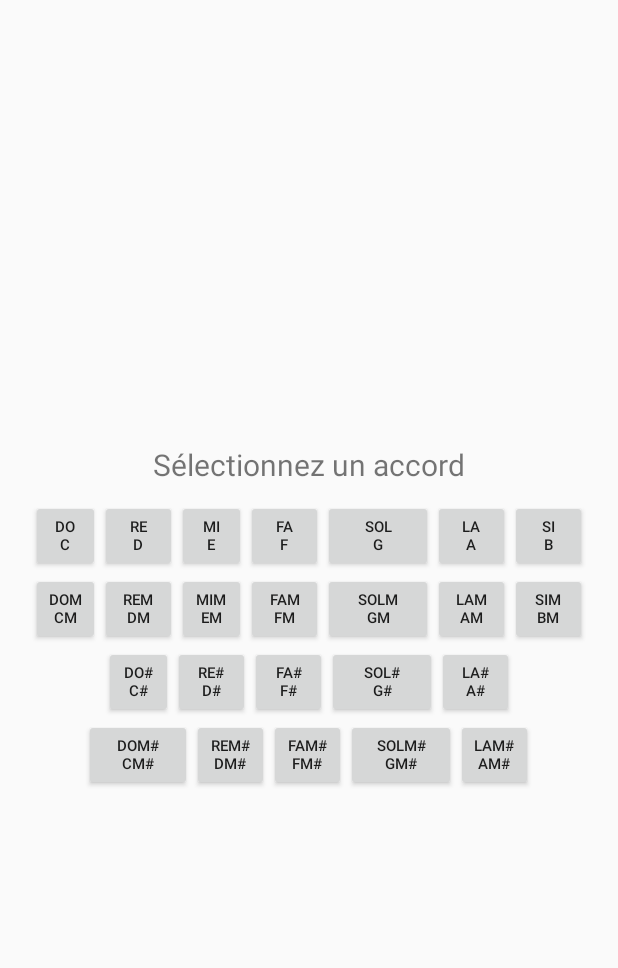
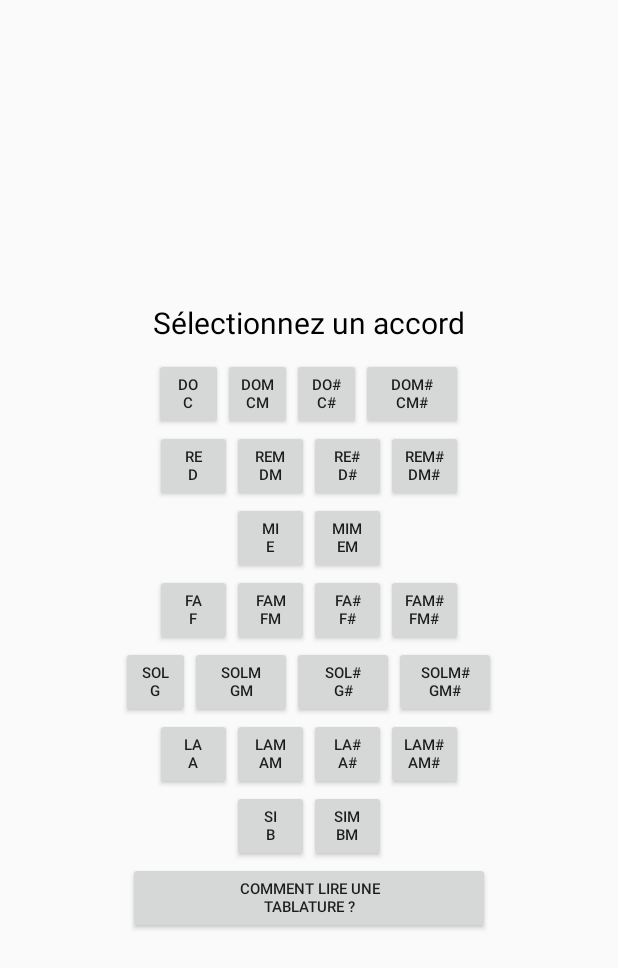
Before and after one commit to Kilian-Pichard/ZicAll, an Android app: the layout popup_choix_accord.xml on its own in the app's theme, with its tools: preview values and no code run, on a phone screen of 412 x 824 dp. Shown: the top 968 px of the screen. Run offline under Robolectric (Android 15) with nearby library versions, the phone set to English and light mode, and no system bars.

Commit message:
Ajout des accords de la chanson dans l'entrainement, amélioration du popup choix accord et ajout de finish dans certains onclicks

```diff
--- a/app/src/main/java/iutbayonne/projet/zicall/ApprentissageGuitarePackage/Accord.java
+++ b/app/src/main/java/iutbayonne/projet/zicall/ApprentissageGuitarePackage/Accord.java
@@ -41,6 +41,7 @@ public enum Accord {
         this.audioAccord = audioAccord;
     }
 
+
     public String getNomAccord() {
         return nomAccord;
     }
--- a/app/src/main/java/iutbayonne/projet/zicall/ApprentissageGuitarePackage/Chanson.java
+++ b/app/src/main/java/iutbayonne/projet/zicall/ApprentissageGuitarePackage/Chanson.java
@@ -1,7 +1,9 @@
 package iutbayonne.projet.zicall.ApprentissageGuitarePackage;
 
 import android.app.ActionBar;
+import android.app.Activity;
 import android.content.Context;
+import android.media.Image;
 import android.os.Build;
 import android.view.View;
 import android.view.ViewGroup;
@@ -14,19 +16,23 @@ import androidx.annotation.RequiresApi;
 import iutbayonne.projet.zicall.R;
 
 public enum Chanson {
-    BELLA_CIAO("Bella ciao", "Chant des partisans italiens \n interprété par Samuel et Thomas Nadal", R.raw.bella_ciao, new int[]{R.drawable.bella_ciao_1, R.drawable.bella_ciao_2, R.drawable.bella_ciao_3, R.drawable.bella_ciao_4, R.drawable.bella_ciao_5, R.drawable.bella_ciao_6});
+    BELLA_CIAO("Bella ciao", "Chant des partisans italiens \n interprété par Samuel et Thomas Nadal", R.raw.bella_ciao,
+                    new int[]{R.drawable.bella_ciao_1, R.drawable.bella_ciao_2, R.drawable.bella_ciao_3, R.drawable.bella_ciao_4, R.drawable.bella_ciao_5, R.drawable.bella_ciao_6},
+                    new Accord[]{Accord.LA_MINEUR, Accord.MI, Accord.RE_MINEUR}
+               );
 
     private String titreChanson;
     private String informationsSupplementaires;
     private int audioChanson;
     private int[] imagesParolesChanson;
+    private Accord[] accords;
 
-    Chanson(String titreChanson, String informationsSupplementaires, int audioChanson, int[] imagesParolesChanson) {
+    Chanson(String titreChanson, String informationsSupplementaires, int audioChanson, int[] imagesParolesChanson, Accord[] accords) {
         this.titreChanson = titreChanson;
         this.informationsSupplementaires = informationsSupplementaires;
         this.audioChanson = audioChanson;
         this.imagesParolesChanson = imagesParolesChanson;
-
+        this.accords = accords;
     }
 
     public String getTitreChanson() {
@@ -61,11 +67,20 @@ public enum Chanson {
         this.imagesParolesChanson = imagesParolesChanson;
     }
 
+    public Accord[] getAccords() {
+        return accords;
+    }
+
+    public void setAccords(Accord[] accords) {
+        this.accords = accords;
+    }
+
     @RequiresApi(api = Build.VERSION_CODES.JELLY_BEAN_MR1)
     public void afficher(LinearLayout layout, Chanson chanson, Context context){
         afficherTitre(layout, chanson, context);
         afficherInfos(layout, chanson, context);
         afficherParoles(layout, chanson, context);
+        afficherAccords(layout, context);
     }
 
     @RequiresApi(api = Build.VERSION_CODES.JELLY_BEAN_MR1)
@@ -93,10 +108,23 @@ public enum Chanson {
             nouvelleImage.setBackgroundResource(imageCourante);
             layout.addView(nouvelleImage);
         }
-        ImageView nouvelleImage = new ImageView(context);
-        ViewGroup.LayoutParams parametres = new ActionBar.LayoutParams(ViewGroup.LayoutParams.WRAP_CONTENT, 200);
-        nouvelleImage.setLayoutParams(parametres);
-        nouvelleImage.setBackgroundResource(R.drawable.image_vide_paroles_chanson_pour_decalage_boutton);
-        layout.addView(nouvelleImage);
+    }
+
+    public void afficherAccords(LinearLayout layout, Context context){
+
+        for (Accord accordCourant : getAccords()){
+            ImageView nouvelleImage = new ImageView(context);
+            ViewGroup.LayoutParams parametres = new ActionBar.LayoutParams(ViewGroup.LayoutParams.WRAP_CONTENT, ViewGroup.LayoutParams.WRAP_CONTENT);
+            nouvelleImage.setLayoutParams(parametres);
+            nouvelleImage.setBackgroundResource(accordCourant.getImageAccord());
+            layout.addView(nouvelleImage);
+
+            //pour éviter que les bouttons du bas ne soient sur les paroles en bas de page
+            nouvelleImage = new ImageView(context);
+            parametres = new ActionBar.LayoutParams(ViewGroup.LayoutParams.WRAP_CONTENT, ViewGroup.LayoutParams.WRAP_CONTENT);
+            nouvelleImage.setLayoutParams(parametres);
+            nouvelleImage.setBackgroundResource(R.drawable.image_vide_paroles_chanson_pour_decalage_boutton);
+            layout.addView(nouvelleImage);
+        }
     }
 }
--- a/app/src/main/java/iutbayonne/projet/zicall/ApprentissageGuitarePackage/Chanson_entrainement_guitare.java
+++ b/app/src/main/java/iutbayonne/projet/zicall/ApprentissageGuitarePackage/Chanson_entrainement_guitare.java
@@ -78,6 +78,7 @@ public class Chanson_entrainement_guitare extends AppCompatActivity
         audioChanson.release();
         audioChanson = null;
 
+        this.finish();
         startActivity(otherActivity);
     }
 
--- a/app/src/main/java/iutbayonne/projet/zicall/ApprentissageGuitarePackage/Choix_chanson_entrainement_guitare.java
+++ b/app/src/main/java/iutbayonne/projet/zicall/ApprentissageGuitarePackage/Choix_chanson_entrainement_guitare.java
@@ -18,6 +18,7 @@ public class Choix_chanson_entrainement_guitare extends AppCompatActivity {
     public void accederChanson(View view) {
         Intent otherActivity;
         otherActivity = new Intent(getApplicationContext(), Chanson_entrainement_guitare.class);
+        this.finish();
         startActivity(otherActivity);
     }
 
--- a/app/src/main/java/iutbayonne/projet/zicall/ApprentissageGuitarePackage/PopupChoixAccord.java
+++ b/app/src/main/java/iutbayonne/projet/zicall/ApprentissageGuitarePackage/PopupChoixAccord.java
@@ -9,8 +9,9 @@ public class PopupChoixAccord extends Dialog {
 
     public Button doMajeur,re,mi,fa,sol,la,si,
                     doMineur,reMineur,miMineur,faMineur,solMineur,laMineur,siMineur,
-                    doDiese,reDiese,miDiese,faDiese,solDiese,laDiese,siDiese,
-                    doMineurDiese,reMineurDiese,miMineurDiese,faMineurDiese,solMineurDiese,laMineurDiese,siMineurDiese;
+                    doDiese,reDiese,faDiese,solDiese,laDiese,
+                    doMineurDiese,reMineurDiese,faMineurDiese,solMineurDiese,laMineurDiese,
+                    aide;
 
     public PopupChoixAccord(Activity activity){
         super(activity, R.style.Theme_AppCompat_Dialog);
@@ -40,6 +41,7 @@ public class PopupChoixAccord extends Dialog {
         this.faMineurDiese = findViewById(R.id.btnFamD);
         this.solMineurDiese = findViewById(R.id.btnSolmD);
         this.laMineurDiese = findViewById(R.id.btnLamD);
+        this.aide = findViewById(R.id.aide);
     }
 
     public void build()
--- a/app/src/main/java/iutbayonne/projet/zicall/ApprentissageGuitarePackage/Recapitulatif_des_accords.java
+++ b/app/src/main/java/iutbayonne/projet/zicall/ApprentissageGuitarePackage/Recapitulatif_des_accords.java
@@ -327,6 +327,14 @@ public class Recapitulatif_des_accords extends AppCompatActivity {
             }
         });
 
+        unPopup.aide.setOnClickListener(new View.OnClickListener() {
+            @Override
+            public void onClick(View v) {
+                changerAccord(24);
+                unPopup.dismiss();
+            }
+        });
+
 
     }
 
--- a/app/src/main/java/iutbayonne/projet/zicall/ApprentissagePiano.java
+++ b/app/src/main/java/iutbayonne/projet/zicall/ApprentissagePiano.java
@@ -254,6 +254,7 @@ public class ApprentissagePiano extends AppCompatActivity {
     {
         Intent otherActivity;
         otherActivity = new Intent(getApplicationContext(), Choix_melodie_entrainement_piano.class);
+        this.finish();
         startActivity(otherActivity);
     }
 
--- a/app/src/main/java/iutbayonne/projet/zicall/ApprentissagePianoPackage/MelodiePackage/Choix_melodie_entrainement_piano.java
+++ b/app/src/main/java/iutbayonne/projet/zicall/ApprentissagePianoPackage/MelodiePackage/Choix_melodie_entrainement_piano.java
@@ -23,6 +23,7 @@ public class Choix_melodie_entrainement_piano extends AppCompatActivity {
     {
         Intent otherActivity;
         otherActivity = new Intent(getApplicationContext(), ApprentissagePiano.class);
+        this.finish();
         startActivity(otherActivity);
     }
 
--- a/app/src/main/res/layout/activity_chanson_entrainement_guitare.xml
+++ b/app/src/main/res/layout/activity_chanson_entrainement_guitare.xml
@@ -68,6 +68,7 @@
             android:id="@+id/layoutAffichageChanson"
             android:layout_width="match_parent"
             android:layout_height="match_parent"
+            android:gravity="center"
             android:orientation="vertical">
 
         </LinearLayout>
--- a/app/src/main/res/layout/popup_choix_accord.xml
+++ b/app/src/main/res/layout/popup_choix_accord.xml
@@ -9,12 +9,13 @@
         android:layout_width="wrap_content"
         android:layout_height="wrap_content"
         android:layout_gravity="center"
+        android:textColor="#FF000000"
         android:text="Sélectionnez un accord"
         android:textSize="20dp"
         android:layout_marginBottom="10sp"/>
 
     <LinearLayout
-        android:id="@+id/linearLayoutAccordsMajeurs"
+        android:id="@+id/linearLayoutDo"
         android:layout_width="match_parent"
         android:layout_height="wrap_content"
         android:orientation="horizontal"
@@ -28,61 +29,42 @@
             android:textSize="10dp" />
 
         <Button
+            android:id="@+id/btnDom"
+            android:layout_width="46dp"
+            android:layout_height="wrap_content"
+            android:text="Dom\nCm"
+            android:textSize="10dp" />
+
+        <Button
+            android:id="@+id/btnDoD"
+            android:layout_width="46dp"
+            android:layout_height="wrap_content"
+            android:text="Do#\nC#"
+            android:textSize="10dp" />
+
+
+        <Button
+            android:id="@+id/btnDomD"
+            android:layout_width="68dp"
+            android:layout_height="wrap_content"
+            android:text="Dom#\nCm#"
+            android:textSize="10dp" />
+
+
+    </LinearLayout>
+
+    <LinearLayout
+        android:id="@+id/linearLayoutRe"
+        android:layout_width="match_parent"
+        android:layout_height="wrap_content"
+        android:orientation="horizontal"
+        android:gravity="center">
+
+        <Button
             android:id="@+id/btnRe"
             android:layout_width="51dp"
             android:layout_height="wrap_content"
             android:text="Re\nD"
-            android:textSize="10dp" />
-
-        <Button
-            android:id="@+id/btnMi"
-            android:layout_width="46dp"
-            android:layout_height="wrap_content"
-            android:text="Mi\nE"
-            android:textSize="10dp" />
-
-        <Button
-            android:id="@+id/btnFa"
-            android:layout_width="51dp"
-            android:layout_height="wrap_content"
-            android:text="Fa\nF"
-            android:textSize="10dp" />
-
-        <Button
-            android:id="@+id/btnSol"
-            android:layout_width="73dp"
-            android:layout_height="wrap_content"
-            android:text="Sol\nG"
-            android:textSize="10dp" />
-
-        <Button
-            android:id="@+id/btnLa"
-            android:layout_width="51dp"
-            android:layout_height="wrap_content"
-            android:text="La\nA"
-            android:textSize="10dp" />
-
-        <Button
-            android:id="@+id/btnSi"
-            android:layout_width="51dp"
-            android:layout_height="wrap_content"
-            android:text="Si\nB"
-            android:textSize="10dp" />
-
-    </LinearLayout>
-
-    <LinearLayout
-        android:id="@+id/linearLayoutAccordsMineurs"
-        android:layout_width="413dp"
-        android:layout_height="49dp"
-        android:orientation="horizontal"
-        android:gravity="center">
-
-        <Button
-            android:id="@+id/btnDom"
-            android:layout_width="46dp"
-            android:layout_height="wrap_content"
-            android:text="Dom\nCm"
             android:textSize="10dp" />
 
         <Button
@@ -93,10 +75,59 @@
             android:textSize="10dp" />
 
         <Button
+            android:id="@+id/btnReD"
+            android:layout_width="51dp"
+            android:layout_height="wrap_content"
+            android:text="Re#\nD#"
+            android:textSize="10dp" />
+
+
+
+        <Button
+            android:id="@+id/btnRemD"
+            android:layout_width="51dp"
+            android:layout_height="wrap_content"
+            android:text="Rem#\nDm#"
+            android:textSize="10dp" />
+
+
+    </LinearLayout>
+
+    <LinearLayout
+        android:id="@+id/linearLayoutMi"
+        android:layout_width="match_parent"
+        android:layout_height="wrap_content"
+        android:orientation="horizontal"
+        android:gravity="center">
+
+        <Button
+            android:id="@+id/btnMi"
+            android:layout_width="51dp"
+            android:layout_height="wrap_content"
+            android:text="Mi\nE"
+            android:textSize="10dp" />
+
+        <Button
             android:id="@+id/btnMim"
-            android:layout_width="46dp"
+            android:layout_width="51dp"
             android:layout_height="wrap_content"
             android:text="Mim\nEm"
+            android:textSize="10dp" />
+
+    </LinearLayout>
+
+    <LinearLayout
+        android:id="@+id/linearLayoutFa"
+        android:layout_width="match_parent"
+        android:layout_height="wrap_content"
+        android:orientation="horizontal"
+        android:gravity="center">
+
+        <Button
+            android:id="@+id/btnFa"
+            android:layout_width="51dp"
+            android:layout_height="wrap_content"
+            android:text="Fa\nF"
             android:textSize="10dp" />
 
         <Button
@@ -107,10 +138,77 @@
             android:textSize="10dp" />
 
         <Button
+            android:id="@+id/btnFaD"
+            android:layout_width="51dp"
+            android:layout_height="wrap_content"
+            android:text="Fa#\nF#"
+            android:textSize="10dp" />
+
+
+
+        <Button
+            android:id="@+id/btnFamD"
+            android:layout_width="51dp"
+            android:layout_height="wrap_content"
+            android:text="Fam#\nFm#"
+            android:textSize="10dp" />
+
+
+    </LinearLayout>
+
+
+
+    <LinearLayout
+        android:id="@+id/linearLayoutSol"
+        android:layout_width="match_parent"
+        android:layout_height="wrap_content"
+        android:orientation="horizontal"
+        android:gravity="center">
+
+        <Button
+            android:id="@+id/btnSol"
+            android:layout_width="46dp"
+            android:layout_height="wrap_content"
+            android:text="Sol\nG"
+            android:textSize="10dp" />
+
+        <Button
             android:id="@+id/btnSolm"
-            android:layout_width="73dp"
+            android:layout_width="68dp"
             android:layout_height="wrap_content"
             android:text="Solm\nGm"
+            android:textSize="10dp" />
+
+        <Button
+            android:id="@+id/btnSolD"
+            android:layout_width="68dp"
+            android:layout_height="wrap_content"
+            android:text="Sol#\nG#"
+            android:textSize="10dp" />
+
+
+        <Button
+            android:id="@+id/btnSolmD"
+            android:layout_width="68dp"
+            android:layout_height="wrap_content"
+            android:text="Solm#\nGm#"
+            android:textSize="10dp" />
+
+
+    </LinearLayout>
+
+    <LinearLayout
+        android:id="@+id/linearLayoutLa"
+        android:layout_width="match_parent"
+        android:layout_height="wrap_content"
+        android:orientation="horizontal"
+        android:gravity="center">
+
+        <Button
+            android:id="@+id/btnLa"
+            android:layout_width="51dp"
+            android:layout_height="wrap_content"
+            android:text="La\nA"
             android:textSize="10dp" />
 
         <Button
@@ -118,6 +216,39 @@
             android:layout_width="51dp"
             android:layout_height="wrap_content"
             android:text="Lam\nAm"
+            android:textSize="10dp" />
+
+        <Button
+            android:id="@+id/btnLaD"
+            android:layout_width="51dp"
+            android:layout_height="wrap_content"
+            android:text="La#\nA#"
+            android:textSize="10dp" />
+
+
+
+        <Button
+            android:id="@+id/btnLamD"
+            android:layout_width="51dp"
+            android:layout_height="wrap_content"
+            android:text="Lam#\nAm#"
+            android:textSize="10dp" />
+
+
+    </LinearLayout>
+
+    <LinearLayout
+        android:id="@+id/linearLayoutSi"
+        android:layout_width="match_parent"
+        android:layout_height="wrap_content"
+        android:orientation="horizontal"
+        android:gravity="center">
+
+        <Button
+            android:id="@+id/btnSi"
+            android:layout_width="51dp"
+            android:layout_height="wrap_content"
+            android:text="Si\nB"
             android:textSize="10dp" />
 
         <Button
@@ -129,88 +260,19 @@
 
     </LinearLayout>
 
+
     <LinearLayout
-        android:id="@+id/linearLayoutAccorsMajeursDieses"
+        android:id="@+id/linearLayoutAide"
         android:layout_width="match_parent"
         android:layout_height="wrap_content"
-        android:gravity="center">
-
-        <Button
-            android:id="@+id/btnDoD"
-            android:layout_width="46dp"
-            android:layout_height="wrap_content"
-            android:text="Do#\nC#"
-            android:textSize="10dp" />
-
-        <Button
-            android:id="@+id/btnReD"
-            android:layout_width="51dp"
-            android:layout_height="wrap_content"
-            android:text="Re#\nD#"
-            android:textSize="10dp" />
-
-        <Button
-            android:id="@+id/btnFaD"
-            android:layout_width="51dp"
-            android:layout_height="wrap_content"
-            android:text="Fa#\nF#"
-            android:textSize="10dp" />
-
-        <Button
-            android:id="@+id/btnSolD"
-            android:layout_width="73dp"
-            android:layout_height="wrap_content"
-            android:text="Sol#\nG#"
-            android:textSize="10dp" />
-
-        <Button
-            android:id="@+id/btnLaD"
-            android:layout_width="51dp"
-            android:layout_height="wrap_content"
-            android:text="La#\nA#"
-            android:textSize="10dp" />
-
-    </LinearLayout>
-
-    <LinearLayout
-        android:layout_width="413dp"
-        android:layout_height="49dp"
         android:orientation="horizontal"
         android:gravity="center">
 
         <Button
-            android:id="@+id/btnDomD"
-            android:layout_width="72dp"
+            android:id="@+id/aide"
+            android:layout_width="241dp"
             android:layout_height="wrap_content"
-            android:text="Dom#\nCm#"
-            android:textSize="10dp" />
-
-        <Button
-            android:id="@+id/btnRemD"
-            android:layout_width="51dp"
-            android:layout_height="wrap_content"
-            android:text="Rem#\nDm#"
-            android:textSize="10dp" />
-
-        <Button
-            android:id="@+id/btnFamD"
-            android:layout_width="51dp"
-            android:layout_height="wrap_content"
-            android:text="Fam#\nFm#"
-            android:textSize="10dp" />
-
-        <Button
-            android:id="@+id/btnSolmD"
-            android:layout_width="73dp"
-            android:layout_height="wrap_content"
-            android:text="Solm#\nGm#"
-            android:textSize="10dp" />
-
-        <Button
-            android:id="@+id/btnLamD"
-            android:layout_width="51dp"
-            android:layout_height="wrap_content"
-            android:text="Lam#\nAm#"
+            android:text="Comment lire une\ntablature ?"
             android:textSize="10dp" />
 
     </LinearLayout>
```
